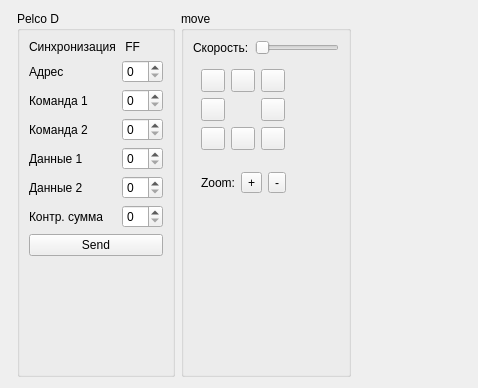
Before: the Qt Designer form Qt/PelcoD_485/src/rs232_5_mainbox/ui/rs232_5_mainbox.ui in RinatB2017/mega_GIT, drawn with Qt 5.
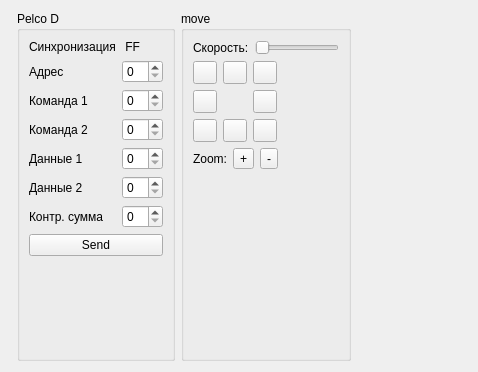
After: the same form once the commit is applied. Icons and pictures are not drawn. Custom widgets are drawn as their Qt base class.

Diff of the .ui file:
```diff
--- a/Qt/PelcoD_485/src/rs232_5_mainbox/ui/rs232_5_mainbox.ui
+++ b/Qt/PelcoD_485/src/rs232_5_mainbox/ui/rs232_5_mainbox.ui
@@ -7,7 +7,7 @@
     <x>0</x>
     <y>0</y>
     <width>478</width>
-    <height>388</height>
+    <height>372</height>
    </rect>
   </property>
   <property name="windowTitle">
@@ -210,18 +210,6 @@
       </item>
       <item>
        <layout class="QHBoxLayout" name="horizontalLayout_4">
-        <property name="leftMargin">
-         <number>8</number>
-        </property>
-        <property name="topMargin">
-         <number>8</number>
-        </property>
-        <property name="rightMargin">
-         <number>8</number>
-        </property>
-        <property name="bottomMargin">
-         <number>8</number>
-        </property>
         <item>
          <layout class="QGridLayout" name="gridLayout_3">
           <item row="1" column="0">
@@ -267,18 +255,6 @@
       </item>
       <item>
        <layout class="QHBoxLayout" name="horizontalLayout_3">
-        <property name="leftMargin">
-         <number>8</number>
-        </property>
-        <property name="topMargin">
-         <number>8</number>
-        </property>
-        <property name="rightMargin">
-         <number>8</number>
-        </property>
-        <property name="bottomMargin">
-         <number>8</number>
-        </property>
         <item>
          <widget class="QLabel" name="label_9">
           <property name="sizePolicy">
```
Left out of the diff: 60 changed lines with no effect on the pictures.
